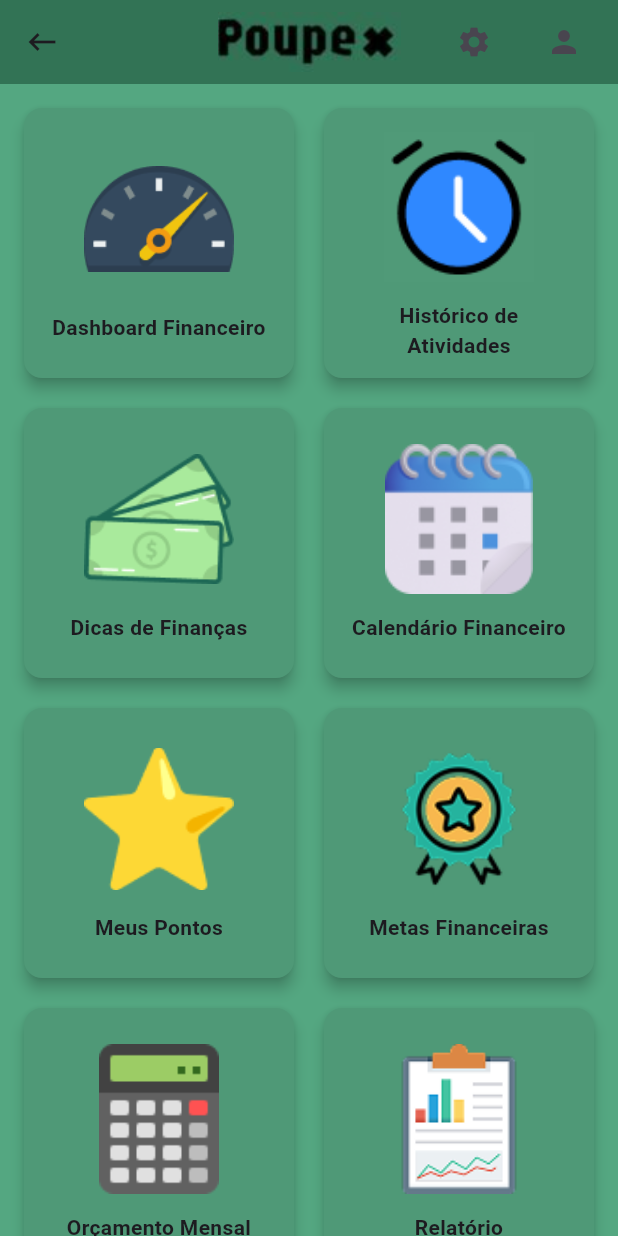
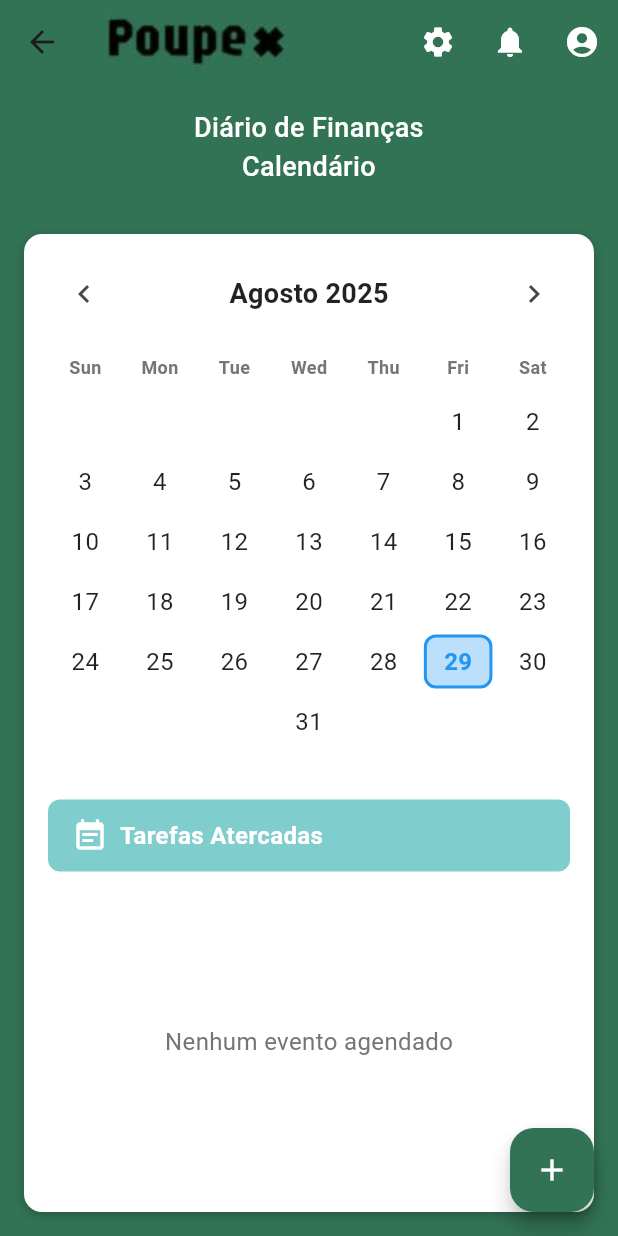
Before and after one commit to lopesmrafael/Poupex_flutter, a Flutter app: the HomePage screen opened directly, after a tap on "Calendário Financeiro", on a phone screen of 412 x 824 dp. Run offline on Flutter 3.47's test engine with Material 3 defaults, Android fonts, the phone set to English and light mode, and no system bars; our stand-ins replace flutter_multi_formatter.

Commit message:
Implementação  tela de calendários
È uma tela onde a pessoa pode selecionar os dias no qual haverá entrada e saída de verba.

```diff
--- /dev/null
+++ b/lib/Pages/CalendarioFinanceiroPage.dart
@@ -0,0 +1,209 @@
+import 'package:flutter/material.dart';
+import 'package:projeto_pity/Widget/calendar_widget.dart';
+import 'package:projeto_pity/Widget/task_list_widget.dart';
+import '../widgets/calendar_widget.dart';
+import '../widgets/task_list_widget.dart';
+
+class CalendarioScreen extends StatefulWidget {
+  @override
+  _CalendarioScreenState createState() => _CalendarioScreenState();
+}
+
+class _CalendarioScreenState extends State<CalendarioScreen> {
+  DateTime selectedDate = DateTime.now();
+  Map<DateTime, List<String>> events = {};
+  Map<DateTime, String> dayTypes = {}; // 'pagamento' ou 'gasto'
+
+  void _onDateSelected(DateTime date) {
+    setState(() {
+      selectedDate = date;
+    });
+  }
+
+  void _addEvent(DateTime date, String event, String type) {
+    setState(() {
+      if (events[date] != null) {
+        events[date]!.add(event);
+      } else {
+        events[date] = [event];
+      }
+      dayTypes[date] = type;
+    });
+  }
+
+  void _showAddEventDialog() {
+    String eventText = '';
+    String eventType = 'pagamento';
+
+    showDialog(
+      context: context,
+      builder: (BuildContext context) {
+        return StatefulBuilder(
+          builder: (context, setDialogState) {
+            return AlertDialog(
+              title: Text('Adicionar Evento'),
+              content: Column(
+                mainAxisSize: MainAxisSize.min,
+                children: [
+                  TextField(
+                    onChanged: (value) {
+                      eventText = value;
+                    },
+                    decoration: InputDecoration(
+                      labelText: 'Descrição do evento',
+                      border: OutlineInputBorder(),
+                    ),
+                  ),
+                  SizedBox(height: 16),
+                  DropdownButtonFormField<String>(
+                    value: eventType,
+                    decoration: InputDecoration(
+                      labelText: 'Tipo',
+                      border: OutlineInputBorder(),
+                    ),
+                    items: [
+                      DropdownMenuItem(
+                        value: 'pagamento',
+                        child: Row(
+                          children: [
+                            Container(
+                              width: 16,
+                              height: 16,
+                              color: Colors.green,
+                              margin: EdgeInsets.only(right: 8),
+                            ),
+                            Text('Pagamento'),
+                          ],
+                        ),
+                      ),
+                      DropdownMenuItem(
+                        value: 'gasto',
+                        child: Row(
+                          children: [
+                            Container(
+                              width: 16,
+                              height: 16,
+                              color: Colors.red,
+                              margin: EdgeInsets.only(right: 8),
+                            ),
+                            Text('Gasto'),
+                          ],
+                        ),
+                      ),
+                    ],
+                    onChanged: (value) {
+                      setDialogState(() {
+                        eventType = value!;
+                      });
+                    },
+                  ),
+                ],
+              ),
+              actions: [
+                TextButton(
+                  onPressed: () {
+                    Navigator.of(context).pop();
+                  },
+                  child: Text('Cancelar'),
+                ),
+                ElevatedButton(
+                  onPressed: () {
+                    if (eventText.isNotEmpty) {
+                      _addEvent(selectedDate, eventText, eventType);
+                      Navigator.of(context).pop();
+                    }
+                  },
+                  child: Text('Adicionar'),
+                ),
+              ],
+            );
+          },
+        );
+      },
+    );
+  }
+
+  @override
+  Widget build(BuildContext context) {
+    return Scaffold(
+      backgroundColor: Color(0xFF327355),
+      appBar: AppBar(
+        title: Image.asset(
+          "assets/titulo.jpg",
+          height: 40,
+          fit: BoxFit.contain,
+        ),
+        backgroundColor: Color(0xFF327355),
+        elevation: 0,
+        actions: [
+          IconButton(
+            icon: Icon(Icons.settings, color: Colors.white),
+            onPressed: () {},
+          ),
+          IconButton(
+            icon: Icon(Icons.notifications, color: Colors.white),
+            onPressed: () {},
+          ),
+          IconButton(
+            icon: Icon(Icons.account_circle, color: Colors.white),
+            onPressed: () {},
+          ),
+        ],
+      ),
+      body: Column(
+        children: [
+          Container(
+            padding: EdgeInsets.all(16),
+            child: Text(
+              'Diário de Finanças\nCalendário',
+              textAlign: TextAlign.center,
+              style: TextStyle(
+                color: Colors.white,
+                fontSize: 18,
+                fontWeight: FontWeight.w500,
+              ),
+            ),
+          ),
+          Expanded(
+            child: Container(
+              margin: EdgeInsets.all(16),
+              decoration: BoxDecoration(
+                color: Colors.white,
+                borderRadius: BorderRadius.circular(12),
+                boxShadow: [
+                  BoxShadow(
+                    color: Colors.black26,
+                    blurRadius: 6,
+                    offset: Offset(0, 2),
+                  ),
+                ],
+              ),
+              child: Column(
+                children: [
+                  CalendarWidget(
+                    selectedDate: selectedDate,
+                    events: events,
+                    dayTypes: dayTypes,
+                    onDateSelected: _onDateSelected,
+                  ),
+                  Expanded(
+                    child: TaskListWidget(
+                      selectedDate: selectedDate,
+                      events: events,
+                      dayTypes: dayTypes,
+                    ),
+                  ),
+                ],
+              ),
+            ),
+          ),
+        ],
+      ),
+      floatingActionButton: FloatingActionButton(
+        onPressed: _showAddEventDialog,
+        backgroundColor: Color(0xFF327355),
+        child: Icon(Icons.add, color: Colors.white),
+      ),
+    );
+  }
+}
--- a/lib/Pages/HomePage.dart
+++ b/lib/Pages/HomePage.dart
@@ -4,6 +4,7 @@
 import '../Pages/CadastroMovimentacao.dart';
 import '../Pages/dicas_de_financas.dart';
 import '../Pages/DashboardFinanPage.dart';
+import '../Pages/CalendarioFinanceiroPage.dart';
 
 class HomePage extends StatelessWidget {
   const HomePage({super.key});
@@ -47,7 +48,12 @@
       MenuItemModel(
         titulo: "Calendário Financeiro",
         imagem: "assets/icons/calendar.png",
-        onTap: () {},
+       onTap: () {
+          Navigator.push(
+            context,
+            MaterialPageRoute(builder: (context) => CalendarioScreen()),
+          );
+        },
       ),
       MenuItemModel(
         titulo: "Meus Pontos",
--- /dev/null
+++ b/lib/Widget/calendar_widget.dart
@@ -0,0 +1,158 @@
+import 'package:flutter/material.dart';
+
+class TaskListWidget extends StatelessWidget {
+  final DateTime selectedDate;
+  final Map<DateTime, List<String>> events;
+  final Map<DateTime, String> dayTypes;
+
+  TaskListWidget({
+    required this.selectedDate,
+    required this.events,
+    required this.dayTypes,
+  });
+
+  @override
+  Widget build(BuildContext context) {
+    return Container(
+      padding: EdgeInsets.all(16),
+      child: Column(
+        crossAxisAlignment: CrossAxisAlignment.start,
+        children: [
+          Container(
+            padding: EdgeInsets.symmetric(vertical: 12, horizontal: 16),
+            decoration: BoxDecoration(
+              color: Color(0xFF7FCDCD),
+              borderRadius: BorderRadius.circular(8),
+            ),
+            child: Row(
+              children: [
+                Icon(Icons.event_note, color: Colors.white),
+                SizedBox(width: 8),
+                Text(
+                  'Tarefas Atercadas',
+                  style: TextStyle(
+                    color: Colors.white,
+                    fontWeight: FontWeight.bold,
+                    fontSize: 16,
+                  ),
+                ),
+              ],
+            ),
+          ),
+          SizedBox(height: 16),
+          Expanded(
+            child: _buildEventsList(),
+          ),
+        ],
+      ),
+    );
+  }
+
+  Widget _buildEventsList() {
+    // Buscar todos os eventos futuros
+    final now = DateTime.now();
+    final futureEvents = <MapEntry<DateTime, List<String>>>[];
+
+    events.forEach((date, eventList) {
+      if (date.isAfter(now) ||
+          (date.day == now.day && date.month == now.month && date.year == now.year)) {
+        futureEvents.add(MapEntry(date, eventList));
+      }
+    });
+
+    if (futureEvents.isEmpty) {
+      return Center(
+        child: Text(
+          'Nenhum evento agendado',
+          style: TextStyle(
+            color: Colors.grey[600],
+            fontSize: 16,
+          ),
+        ),
+      );
+    }
+
+    // Ordenar por data
+    futureEvents.sort((a, b) => a.key.compareTo(b.key));
+
+    return ListView.builder(
+      itemCount: futureEvents.length,
+      itemBuilder: (context, index) {
+        final entry = futureEvents[index];
+        final date = entry.key;
+        final eventList = entry.value;
+        final dayType = dayTypes[date];
+
+        return Card(
+          margin: EdgeInsets.only(bottom: 12),
+          elevation: 2,
+          child: Container(
+            padding: EdgeInsets.all(16),
+            child: Column(
+              crossAxisAlignment: CrossAxisAlignment.start,
+              children: [
+                Row(
+                  children: [
+                    Container(
+                      width: 12,
+                      height: 12,
+                      decoration: BoxDecoration(
+                        color: dayType == 'pagamento' ? Colors.green : Colors.red,
+                        shape: BoxShape.circle,
+                      ),
+                    ),
+                    SizedBox(width: 8),
+                    Text(
+                      '${date.day} de ${_getMonthName(date.month)} de ${date.year}',
+                      style: TextStyle(
+                        fontWeight: FontWeight.bold,
+                        fontSize: 14,
+                      ),
+                    ),
+                  ],
+                ),
+                SizedBox(height: 8),
+                ...eventList.map((event) => Padding(
+                  padding: EdgeInsets.only(left: 20, bottom: 4),
+                  child: Text(
+                    event,
+                    style: TextStyle(fontSize: 14),
+                  ),
+                )).toList(),
+                SizedBox(height: 8),
+                Row(
+                  mainAxisAlignment: MainAxisAlignment.end,
+                  children: [
+                    Container(
+                      padding: EdgeInsets.symmetric(horizontal: 12, vertical: 4),
+                      decoration: BoxDecoration(
+                        color: dayType == 'pagamento' ? Colors.green : Colors.red,
+                        borderRadius: BorderRadius.circular(12),
+                      ),
+                      child: Text(
+                        dayType == 'pagamento' ? 'PAGAMENTO' : 'GASTO',
+                        style: TextStyle(
+                          color: Colors.white,
+                          fontSize: 12,
+                          fontWeight: FontWeight.bold,
+                        ),
+                      ),
+                    ),
+                  ],
+                ),
+              ],
+            ),
+          ),
+        );
+      },
+    );
+  }
+
+  String _getMonthName(int month) {
+    const months = [
+      'Janeiro', 'Fevereiro', 'Março', 'Abril', 'Maio', 'Junho',
+      'Julho', 'Agosto', 'Setembro', 'Outubro', 'Novembro', 'Dezembro'
+    ];
+    return months[month - 1];
+  }
+}
--- /dev/null
+++ b/lib/Widget/task_list_widget.dart
@@ -0,0 +1,192 @@
+import 'package:flutter/material.dart';
+
+class CalendarWidget extends StatefulWidget {
+  final DateTime selectedDate;
+  final Map<DateTime, List<String>> events;
+  final Map<DateTime, String> dayTypes;
+  final Function(DateTime) onDateSelected;
+
+  CalendarWidget({
+    required this.selectedDate,
+    required this.events,
+    required this.dayTypes,
+    required this.onDateSelected,
+  });
+
+  @override
+  _CalendarWidgetState createState() => _CalendarWidgetState();
+}
+
+class _CalendarWidgetState extends State<CalendarWidget> {
+  late DateTime currentMonth;
+
+  @override
+  void initState() {
+    super.initState();
+    currentMonth = DateTime(widget.selectedDate.year, widget.selectedDate.month);
+  }
+
+  void _previousMonth() {
+    setState(() {
+      currentMonth = DateTime(currentMonth.year, currentMonth.month - 1);
+    });
+  }
+
+  void _nextMonth() {
+    setState(() {
+      currentMonth = DateTime(currentMonth.year, currentMonth.month + 1);
+    });
+  }
+
+  String _getMonthName(int month) {
+    const months = [
+      'Janeiro', 'Fevereiro', 'Março', 'Abril', 'Maio', 'Junho',
+      'Julho', 'Agosto', 'Setembro', 'Outubro', 'Novembro', 'Dezembro'
+    ];
+    return months[month - 1];
+  }
+
+  @override
+  Widget build(BuildContext context) {
+    return Container(
+      padding: EdgeInsets.all(16),
+      child: Column(
+        children: [
+          // Header do calendário
+          Row(
+            mainAxisAlignment: MainAxisAlignment.spaceBetween,
+            children: [
+              IconButton(
+                onPressed: _previousMonth,
+                icon: Icon(Icons.chevron_left),
+              ),
+              Text(
+                '${_getMonthName(currentMonth.month)} ${currentMonth.year}',
+                style: TextStyle(
+                  fontSize: 18,
+                  fontWeight: FontWeight.bold,
+                  color: Colors.black87,
+                ),
+              ),
+              IconButton(
+                onPressed: _nextMonth,
+                icon: Icon(Icons.chevron_right),
+              ),
+            ],
+          ),
+          SizedBox(height: 16),
+
+          // Dias da semana
+          Row(
+            children: ['Sun', 'Mon', 'Tue', 'Wed', 'Thu', 'Fri', 'Sat']
+                .map((day) => Expanded(
+                      child: Center(
+                        child: Text(
+                          day,
+                          style: TextStyle(
+                            fontWeight: FontWeight.w600,
+                            color: Colors.grey[600],
+                            fontSize: 12,
+                          ),
+                        ),
+                      ),
+                    ))
+                .toList(),
+          ),
+          SizedBox(height: 8),
+
+          // Grid do calendário
+          _buildCalendarGrid(),
+        ],
+      ),
+    );
+  }
+
+  Widget _buildCalendarGrid() {
+    final firstDayOfMonth = DateTime(currentMonth.year, currentMonth.month, 1);
+    final lastDayOfMonth = DateTime(currentMonth.year, currentMonth.month + 1, 0);
+    final firstDayWeekday = firstDayOfMonth.weekday % 7;
+    final daysInMonth = lastDayOfMonth.day;
+
+    List<Widget> dayWidgets = [];
+
+    // Adicionar espaços vazios para os dias antes do primeiro dia do mês
+    for (int i = 0; i < firstDayWeekday; i++) {
+      dayWidgets.add(Container());
+    }
+
+    // Adicionar os dias do mês
+    for (int day = 1; day <= daysInMonth; day++) {
+      final date = DateTime(currentMonth.year, currentMonth.month, day);
+      final isSelected = widget.selectedDate.day == day &&
+          widget.selectedDate.month == currentMonth.month &&
+          widget.selectedDate.year == currentMonth.year;
+      final hasEvent = widget.events[date] != null;
+      final dayType = widget.dayTypes[date];
+
+      dayWidgets.add(
+        GestureDetector(
+          onTap: () => widget.onDateSelected(date),
+          child: Container(
+            margin: EdgeInsets.all(2),
+            decoration: BoxDecoration(
+              color: _getDayColor(isSelected, hasEvent, dayType),
+              borderRadius: BorderRadius.circular(8),
+              border: isSelected
+                  ? Border.all(color: Colors.blue, width: 2)
+                  : null,
+            ),
+            child: Center(
+              child: Text(
+                '$day',
+                style: TextStyle(
+                  color: _getTextColor(isSelected, hasEvent, dayType),
+                  fontWeight: isSelected ? FontWeight.bold : FontWeight.normal,
+                  fontSize: 16,
+                ),
+              ),
+            ),
+          ),
+        ),
+      );
+    }
+
+    // Organizar em linhas de 7 dias
+    List<Widget> weeks = [];
+    for (int i = 0; i < dayWidgets.length; i += 7) {
+      weeks.add(
+        Row(
+          children: dayWidgets
+              .skip(i)
+              .take(7)
+              .map((day) => Expanded(child: Container(height: 40, child: day)))
+              .toList(),
+        ),
+      );
+    }
+
+    return Column(children: weeks);
+  }
+
+  Color _getDayColor(bool isSelected, bool hasEvent, String? dayType) {
+    if (isSelected) {
+      return Colors.blue.withOpacity(0.3);
+    } else if (hasEvent) {
+      if (dayType == 'pagamento') {
+        return Colors.green.withOpacity(0.7);
+      } else if (dayType == 'gasto') {
+        return Colors.red.withOpacity(0.7);
+      }
+    }
+    return Colors.transparent;
+  }
+
+  Color _getTextColor(bool isSelected, bool hasEvent, String? dayType) {
+    if (hasEvent) {
+      return Colors.white;
+    } else if (isSelected) {
+      return Colors.blue;
+    }
+    return Colors.black87;
+  }
+}
--- /dev/null
+++ b/lib/widgets/calendar_widget.dart
@@ -0,0 +1 @@
+// TODO Implement this library.
--- /dev/null
+++ b/lib/widgets/task_list_widget.dart
@@ -0,0 +1 @@
+// TODO Implement this library.
```
